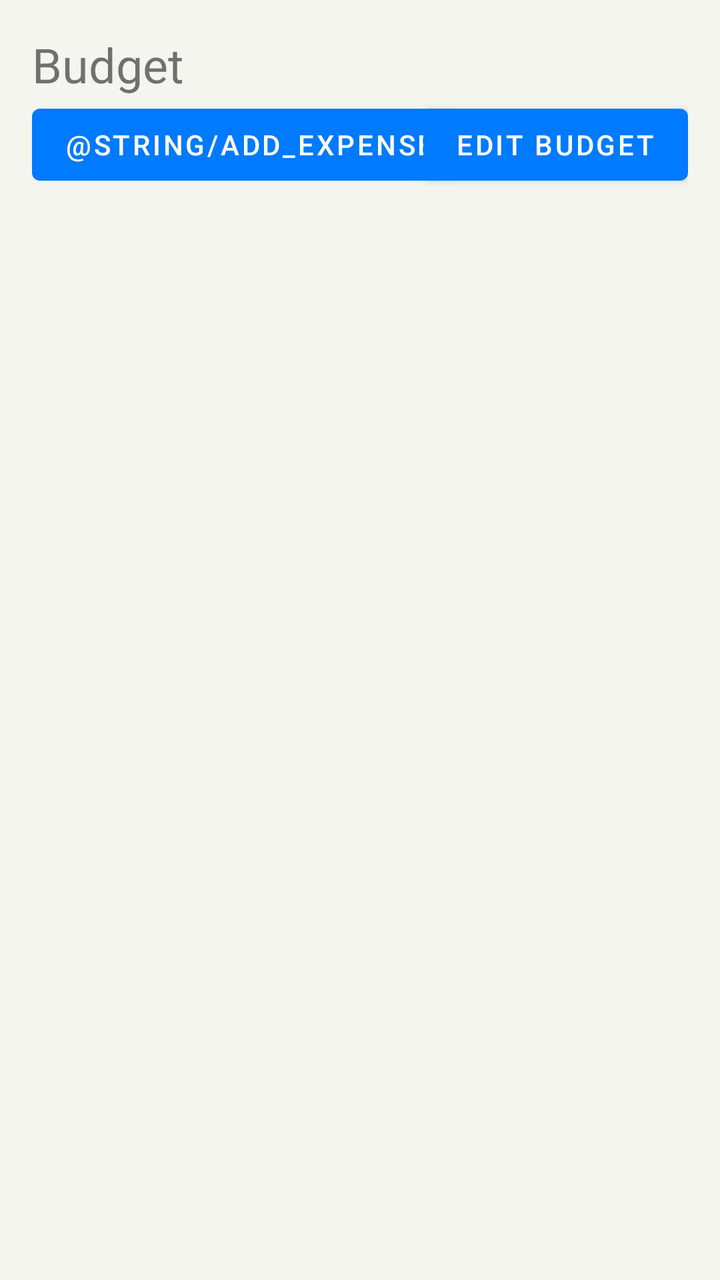
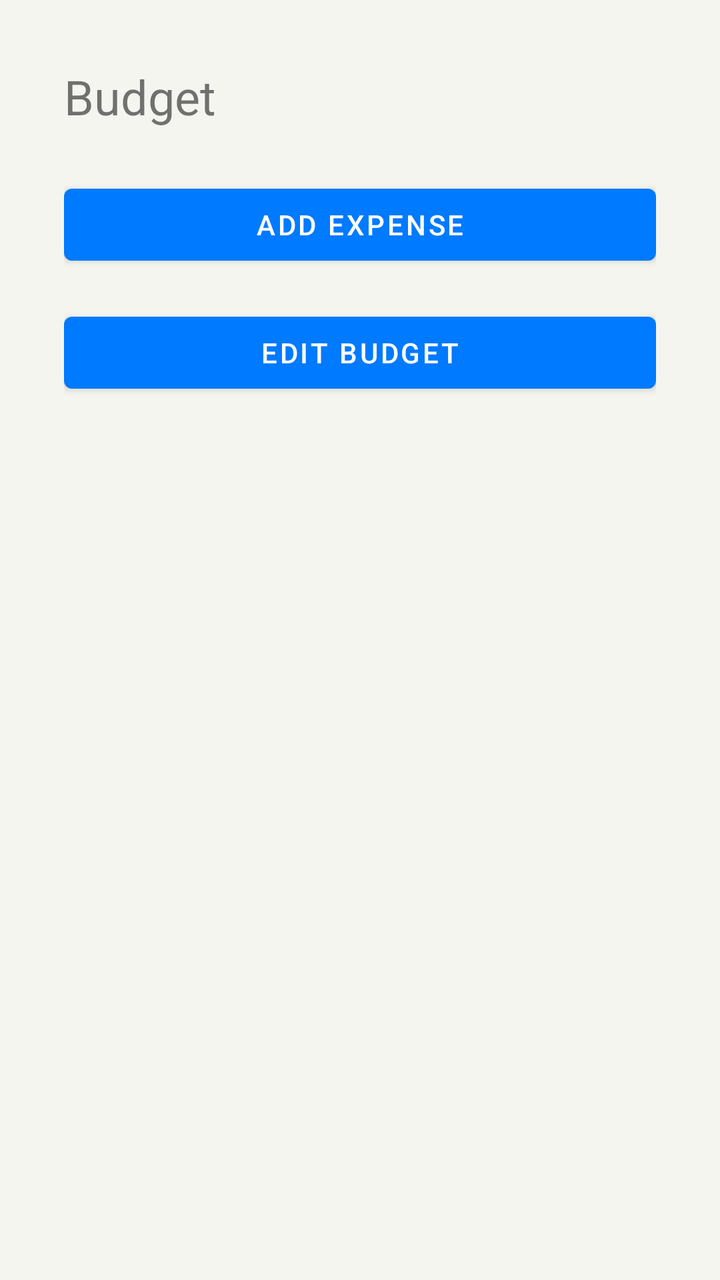

Screens rendered from an Android XML layout before and after an edit, with the pre-edit source and the edit as a unified diff.
<!-- AndroidManifest.xml: application theme Theme.HarmonieBudgetAppKt -->
<!-- res/layout/fragment_budget.xml -->
<?xml version="1.0" encoding="utf-8"?>
<androidx.constraintlayout.widget.ConstraintLayout
    xmlns:android="http://schemas.android.com/apk/res/android"
    xmlns:app="http://schemas.android.com/apk/res-auto"
    android:layout_width="match_parent"
    android:layout_height="match_parent"
    android:padding="16dp">

    <TextView
        android:id="@+id/tv_budget_title"
        android:layout_width="wrap_content"
        android:layout_height="wrap_content"
        android:text="@string/budget_title"
        android:textSize="24sp"
        app:layout_constraintTop_toTopOf="parent"
        app:layout_constraintStart_toStartOf="parent" />

    <Button
        android:id="@+id/btn_add_expense"
        android:layout_width="wrap_content"
        android:layout_height="wrap_content"
        android:text="@string/add_expense"
        app:layout_constraintTop_toBottomOf="@id/tv_budget_title"
        app:layout_constraintStart_toStartOf="parent" />

    <Button
        android:id="@+id/btn_edit_budget"
        android:layout_width="wrap_content"
        android:layout_height="wrap_content"
        android:text="@string/edit_budget"
        app:layout_constraintTop_toBottomOf="@id/tv_budget_title"
        app:layout_constraintEnd_toEndOf="parent" />

</androidx.constraintlayout.widget.ConstraintLayout>
<!-- resources referenced by this layout -->
<resources>
  <string name="budget_title">Budget</string>
  <string name="edit_budget">Edit Budget</string>
  <style name="Theme.HarmonieBudgetAppKt" parent="Theme.MaterialComponents.DayNight.NoActionBar">
          <item name="colorPrimary">#007AFF</item>
          <item name="colorPrimaryVariant">#007AFF</item>
          <item name="colorOnPrimary">#FFFFFF</item>
          <item name="colorSecondary">#34C759</item>
          <item name="colorOnSecondary">#FFFFFF</item>
          <item name="android:statusBarColor">#F5F5F0</item>
          <item name="android:windowLightStatusBar">true</item>
          <item name="android:background">#F5F5F0</item>
      </style>
</resources>

<!-- the commit's change to res/layout/fragment_budget.xml (unified diff, before → after) -->
@@ -4,7 +4,7 @@
     xmlns:app="http://schemas.android.com/apk/res-auto"
     android:layout_width="match_parent"
     android:layout_height="match_parent"
-    android:padding="16dp">
+    android:padding="32dp">
 
     <TextView
         android:id="@+id/tv_budget_title"
@@ -17,18 +17,22 @@
 
     <Button
         android:id="@+id/btn_add_expense"
-        android:layout_width="wrap_content"
+        android:layout_width="0dp"
         android:layout_height="wrap_content"
         android:text="@string/add_expense"
         app:layout_constraintTop_toBottomOf="@id/tv_budget_title"
-        app:layout_constraintStart_toStartOf="parent" />
+        app:layout_constraintStart_toStartOf="parent"
+        app:layout_constraintEnd_toEndOf="parent"
+        android:layout_marginTop="24dp" />
 
     <Button
         android:id="@+id/btn_edit_budget"
-        android:layout_width="wrap_content"
+        android:layout_width="0dp"
         android:layout_height="wrap_content"
         android:text="@string/edit_budget"
-        app:layout_constraintTop_toBottomOf="@id/tv_budget_title"
-        app:layout_constraintEnd_toEndOf="parent" />
+        app:layout_constraintTop_toBottomOf="@id/btn_add_expense"
+        app:layout_constraintStart_toStartOf="parent"
+        app:layout_constraintEnd_toEndOf="parent"
+        android:layout_marginTop="16dp" />
 
 </androidx.constraintlayout.widget.ConstraintLayout>
<!-- resource entries referenced after the edit -->
@@ -1,5 +1,6 @@
 <!-- resources referenced by this layout -->
 <resources>
+  <string name="add_expense">Add Expense</string>
   <string name="budget_title">Budget</string>
   <string name="edit_budget">Edit Budget</string>
   <style name="Theme.HarmonieBudgetAppKt" parent="Theme.MaterialComponents.DayNight.NoActionBar">
